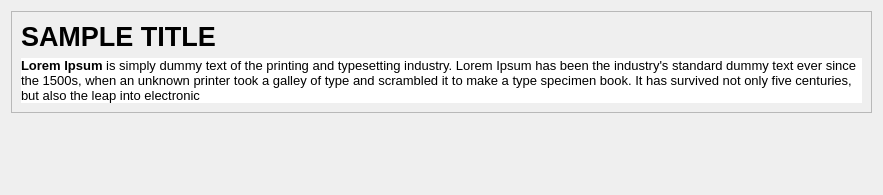
Old version of the form views/login/Article_card.ui in the repository bhhoang/newspaper-project.
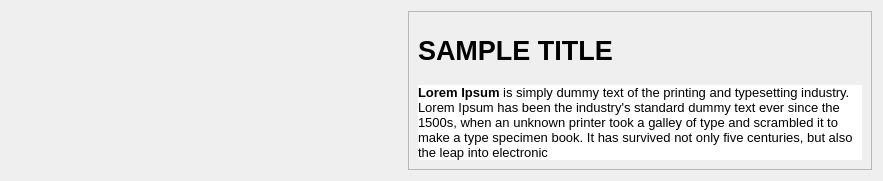
New version of the form. Icons and pictures are not drawn.

Commit message: modified:   new_ui_alpha.py 	modified:   views/login/Article_card.ui 	modified:   views/login/login.pyproject.user 	modified:   views/main/interface.ui

What changed in the file:
```diff
--- a/views/login/Article_card.ui
+++ b/views/login/Article_card.ui
@@ -1,19 +1,44 @@
 <?xml version="1.0" encoding="UTF-8"?>
 <ui version="4.0">
  <class>Article</class>
- <widget class="QFrame" name="Article">
+ <widget class="QWidget" name="Article">
   <property name="geometry">
    <rect>
     <x>0</x>
     <y>0</y>
     <width>883</width>
-    <height>195</height>
+    <height>181</height>
    </rect>
   </property>
+  <property name="maximumSize">
+   <size>
+    <width>1204</width>
+    <height>181</height>
+   </size>
+  </property>
   <property name="windowTitle">
    <string>Frame</string>
   </property>
-  <layout class="QVBoxLayout" name="verticalLayout">
+  <layout class="QHBoxLayout" name="horizontalLayout">
+   <item>
+    <widget class="QLabel" name="article_image">
+     <property name="maximumSize">
+      <size>
+       <width>391</width>
+       <height>181</height>
+      </size>
+     </property>
+     <property name="text">
+      <string/>
+     </property>
+     <property name="pixmap">
+      <pixmap>../main/assets/Screenshot (14).png</pixmap>
+     </property>
+     <property name="scaledContents">
+      <bool>true</bool>
+     </property>
+    </widget>
+   </item>
    <item>
     <widget class="QFrame" name="article_set">
      <property name="frameShape">
@@ -72,25 +97,6 @@
      </layout>
     </widget>
    </item>
-   <item>
-    <widget class="QLabel" name="article_image">
-     <property name="maximumSize">
-      <size>
-       <width>391</width>
-       <height>181</height>
-      </size>
-     </property>
-     <property name="text">
-      <string/>
-     </property>
-     <property name="pixmap">
-      <pixmap>../main/assets/Screenshot (14).png</pixmap>
-     </property>
-     <property name="scaledContents">
-      <bool>true</bool>
-     </property>
-    </widget>
-   </item>
   </layout>
  </widget>
  <resources/>
```
The commit also changes 4 other files.
